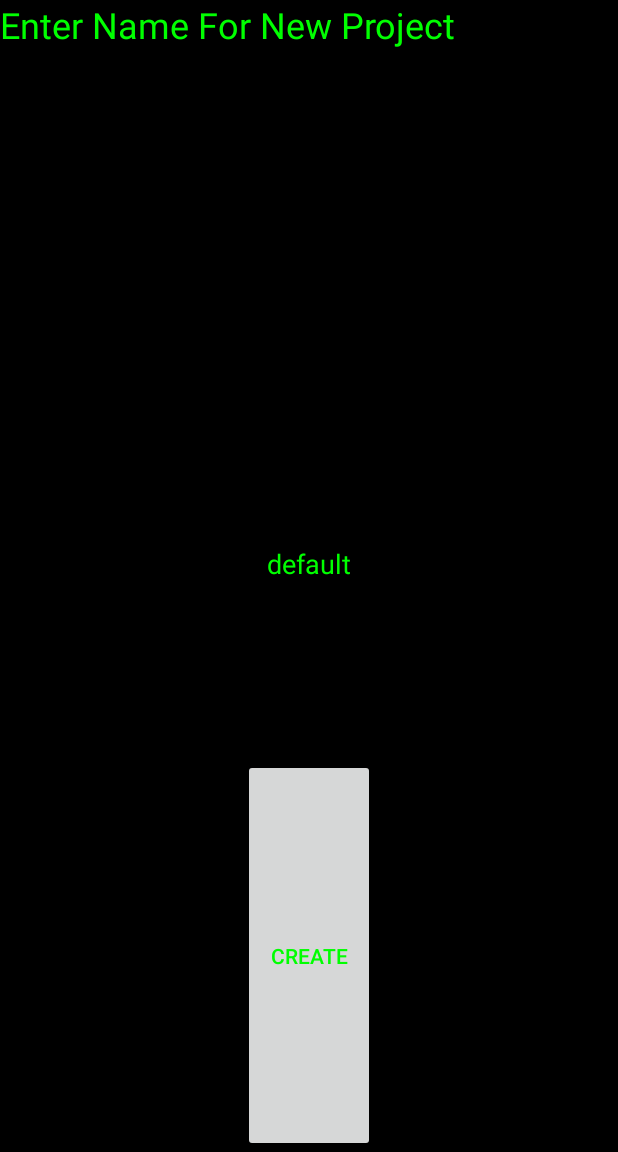
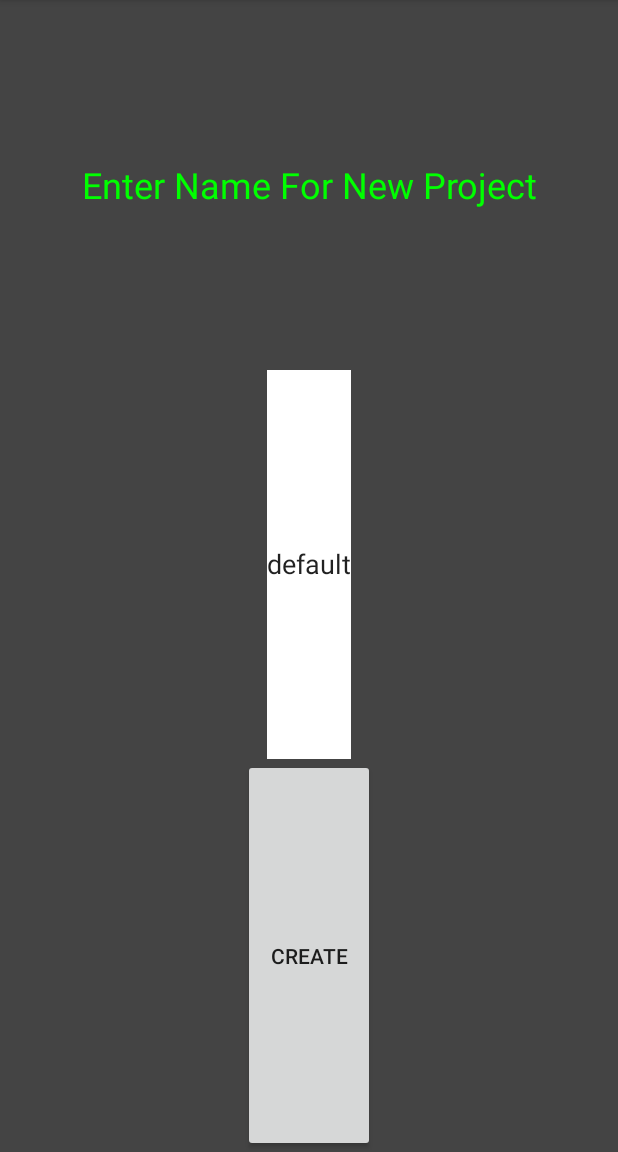
Before and after one commit to atadjiki/LoopSequencer, an Android app: the screen it shows after launch (EntryActivity), after a tap on "NEW TIMELINE", on a phone screen of 412 x 824 dp, the part 84-1236 px from its top. Run offline under Robolectric (Android 15) with nearby library versions, the phone set to English and light mode, and no system bars.

```diff
--- a/LoopSequencer/app/src/main/java/edu/utah/arashtadjiki/loopsequencer/EntryActivity.java
+++ b/LoopSequencer/app/src/main/java/edu/utah/arashtadjiki/loopsequencer/EntryActivity.java
@@ -1,5 +1,6 @@
 package edu.utah.arashtadjiki.loopsequencer;
 
+import android.graphics.Color;
 import android.support.v4.app.FragmentTransaction;
 import android.support.v7.app.AppCompatActivity;
 import android.os.Bundle;
@@ -27,6 +28,7 @@ public class EntryActivity extends AppCompatActivity implements View.OnClickList
     public static final String SEND_MP3_FRAGMENT_TAG = "SendMP3Fragment";
     public static final String NEW_TIMELINE_FRAGMENT_TAG = "NewTimelineFragment";
     public static final String LOAD_FRAGMENT_TAG = "LoadFragment";
+
     private NewTimelineFragment _newTimelineFragment;
     private SendMp3Fragment _sendMp3Fragment;
     private LoadFragment _loadFragment;
@@ -50,6 +52,8 @@ public class EntryActivity extends AppCompatActivity implements View.OnClickList
         _rootLayout.setDividerPadding(100);
         _rootLayout.setOrientation(LinearLayout.VERTICAL);
         _rootLayout.setHorizontalGravity(Gravity.CENTER_HORIZONTAL);
+        _rootLayout.setVerticalGravity(Gravity.CENTER_VERTICAL);
+        _rootLayout.setBackgroundColor(Color.DKGRAY);
 
         //put logo/image here
 
--- a/LoopSequencer/app/src/main/java/edu/utah/arashtadjiki/loopsequencer/LoadFragment.java
+++ b/LoopSequencer/app/src/main/java/edu/utah/arashtadjiki/loopsequencer/LoadFragment.java
@@ -31,12 +31,11 @@ public class LoadFragment extends Fragment implements View.OnClickListener, List
 
         _rootLayout = new LinearLayout(getContext());
         _rootLayout.setOrientation(LinearLayout.VERTICAL);
-        _rootLayout.setBackgroundColor(Color.BLACK);
+        _rootLayout.setBackgroundColor(Color.DKGRAY);
 
         timelineList = new ListView(getContext());
         openButton = new Button(getContext());
         openButton.setText("Open");
-        openButton.setTextColor(Color.GREEN);
         openButton.setOnClickListener(this);
 
         _rootLayout.addView(timelineList, new LinearLayoutCompat.LayoutParams(ViewGroup.LayoutParams.MATCH_PARENT, ViewGroup.LayoutParams.WRAP_CONTENT, 4));
--- a/LoopSequencer/app/src/main/java/edu/utah/arashtadjiki/loopsequencer/NewTimelineFragment.java
+++ b/LoopSequencer/app/src/main/java/edu/utah/arashtadjiki/loopsequencer/NewTimelineFragment.java
@@ -35,9 +35,10 @@ public class NewTimelineFragment extends Fragment implements View.OnClickListene
         _rootLayout.setOrientation(LinearLayout.VERTICAL);
         _rootLayout.setGravity(Gravity.CENTER);
         _rootLayout.setDividerPadding(100);
-        _rootLayout.setBackgroundColor(Color.BLACK);
+        _rootLayout.setBackgroundColor(Color.DKGRAY);
 
         label = new TextView(getContext());
+        label.setGravity(Gravity.CENTER);
         label.setText("Enter Name For New Project");
         label.setTextColor(Color.GREEN);
         label.setTextSize(24f);
@@ -47,14 +48,13 @@ public class NewTimelineFragment extends Fragment implements View.OnClickListene
 
         nameField = new EditText(getContext());
         nameField.setText("default");
-        nameField.setTextColor(Color.GREEN);
+        nameField.setBackgroundColor(Color.WHITE);
         nameField.setEnabled(true);
         _rootLayout.addView(nameField, new LinearLayoutCompat.LayoutParams(ViewGroup.LayoutParams.WRAP_CONTENT, ViewGroup.LayoutParams.WRAP_CONTENT, 1));
 
         createButton = new Button(getContext());
         createButton.setOnClickListener(this);
         createButton.setText("Create");
-        createButton.setTextColor(Color.GREEN);
         _rootLayout.addView(createButton, new LinearLayoutCompat.LayoutParams(ViewGroup.LayoutParams.WRAP_CONTENT, ViewGroup.LayoutParams.WRAP_CONTENT, 1));
 
 
--- a/LoopSequencer/app/src/main/java/edu/utah/arashtadjiki/loopsequencer/SendMp3Fragment.java
+++ b/LoopSequencer/app/src/main/java/edu/utah/arashtadjiki/loopsequencer/SendMp3Fragment.java
@@ -35,7 +35,7 @@ public class SendMp3Fragment extends Fragment implements View.OnClickListener {
         _rootLayout.setOrientation(LinearLayout.VERTICAL);
         _rootLayout.setDividerPadding(100);
         _rootLayout.setVerticalGravity(Gravity.CENTER_VERTICAL);
-        _rootLayout.setBackgroundColor(Color.BLACK);
+        _rootLayout.setBackgroundColor(Color.DKGRAY);
 
         label = new TextView(getContext());
         label.setText("Enter Email Address To Send File To:");
@@ -48,6 +48,7 @@ public class SendMp3Fragment extends Fragment implements View.OnClickListener {
         emailView = new EditText(getContext());
         emailView.setEnabled(true);
         emailView.setText("_@_.com");
+        emailView.setBackgroundColor(Color.WHITE);
         _rootLayout.addView(emailView, new LinearLayoutCompat.LayoutParams(ViewGroup.LayoutParams.MATCH_PARENT, ViewGroup.LayoutParams.WRAP_CONTENT, 1));
 
         sendButton = new Button(getContext());
```
Also changed, not shown: LoopSequencer/app/src/main/java/edu/utah/arashtadjiki/loopsequencer/AudioClip.java (added, +7 -0 lines), LoopSequencer/app/src/main/java/edu/utah/arashtadjiki/loopsequencer/BrowseFragment.java (+15 -10 lines), LoopSequencer/app/src/main/java/edu/utah/arashtadjiki/loopsequencer/Timeline.java (added, +29 -0 lines), LoopSequencer/app/src/main/java/edu/utah/arashtadjiki/loopsequencer/Track.java (added, +16 -0 lines).
